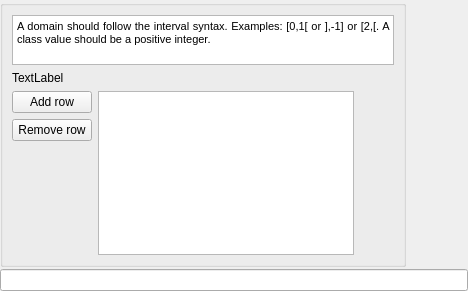
Qt form processing/gui/custom_widgets/classification_table/DlgClassificationTableInput.ui (hboussard/chloe5_qgis) before a commit.
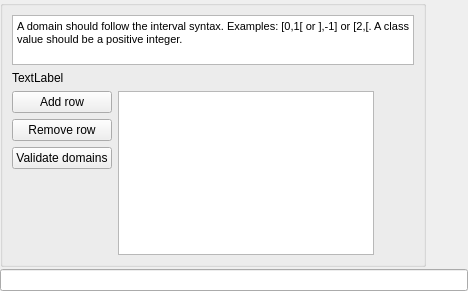
The same form after that commit.

Commit message: feat: Add validation button and functionality for domain checks in classification table

```diff
--- a/processing/gui/custom_widgets/classification_table/DlgClassificationTableInput.ui
+++ b/processing/gui/custom_widgets/classification_table/DlgClassificationTableInput.ui
@@ -97,6 +97,13 @@
                 </property>
                </widget>
               </item>
+              <item>
+               <widget class="QPushButton" name="pushButton_validate_domains">
+                <property name="text">
+                 <string>Validate domains</string>
+                </property>
+               </widget>
+              </item>
               <item>
                <spacer name="verticalSpacer_2">
                 <property name="orientation">
```
The commit also changes 2 other files.
